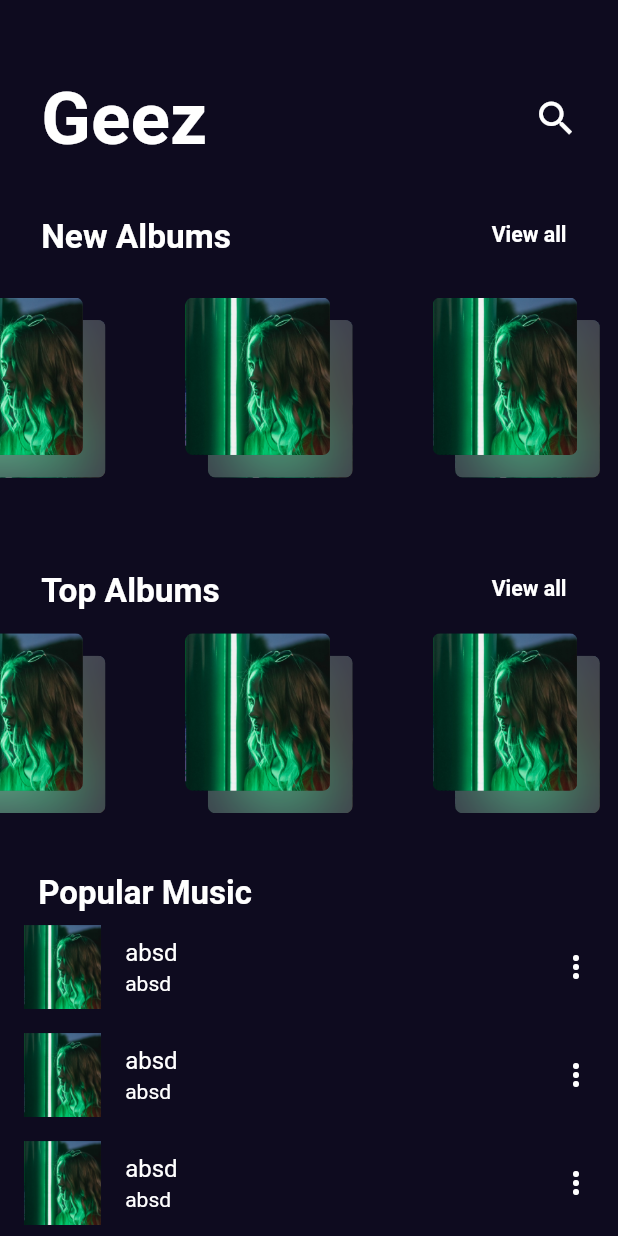
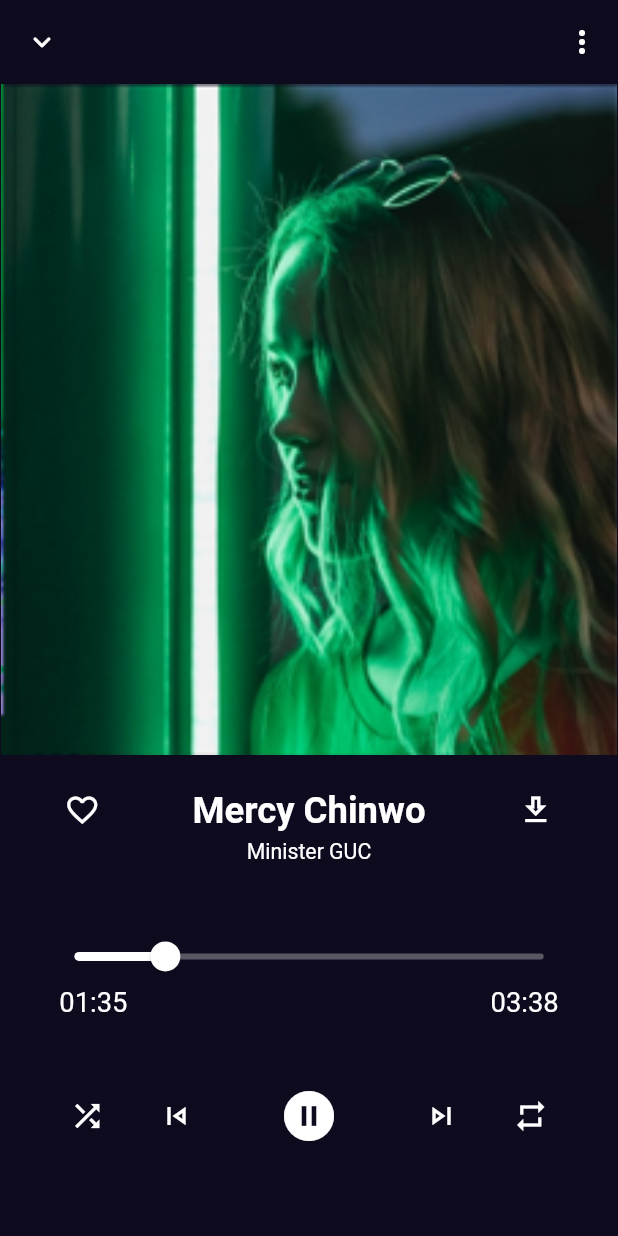
Before and after one commit to OmarKamal98/Music-App, a Flutter app: the screen it shows after launch, on a phone screen of 412 x 824 dp. Run offline on Flutter 3.47's test engine with Material 2 defaults, Android fonts, the phone set to English and light mode, and no system bars; drawn by our look-alikes of blur; our stand-ins replace audioplayers, carousel_slider, cloud_firestore, dio, firebase_auth, firebase_core and 5 more; missing offline and left inert: audio_manager, flutter_audio_query; accounts and stored records are empty; statements that could not run were skipped.

Commit message:
Play Music Screen (UI) only

```diff
--- a/analysis_options.yaml
+++ b/analysis_options.yaml
@@ -7,7 +7,7 @@
 
 # The following line activates a set of recommended lints for Flutter apps,
 # packages, and plugins designed to encourage good coding practices.
-include: package:flutter_lints/flutter.yaml
+#include: package:flutter_lints/flutter.yaml
 
 linter:
   # The lint rules applied to this project can be customized in the
--- a/lib/main.dart
+++ b/lib/main.dart
@@ -4,6 +4,7 @@
 import 'package:musicapp/navigator/router_class.dart';
 import 'package:musicapp/provider/auth_provider.dart';
 import 'package:musicapp/ui/screen/main_screen/home_secreen.dart';
+import 'package:musicapp/ui/screen/main_screen/player_screen.dart';
 import 'package:musicapp/ui/screen/main_screen/setting.dart';
 import 'package:musicapp/ui/screen/sign_screen/login.dart';
 import 'package:musicapp/ui/screen/sign_screen/splash.dart';
@@ -37,7 +38,7 @@
                   child: widget,
                 );
               },
-              home: HomeScreen(),
+              home: PlayerScreen(),
             ));
     //return MaterialApp(home: MusicApp());
   }
--- a/lib/ui/screen/main_screen/home_secreen.dart
+++ b/lib/ui/screen/main_screen/home_secreen.dart
@@ -231,7 +231,7 @@
                 ),
 
               Container(
-height: 400,
+                height: 400,
                   child: ListView.builder(
                     scrollDirection: Axis.vertical,
                       shrinkWrap: true,
--- /dev/null
+++ b/lib/ui/screen/main_screen/player_screen.dart
@@ -0,0 +1,241 @@
+import 'package:flutter/material.dart';
+import 'package:flutter_screenutil/flutter_screenutil.dart';
+
+class PlayerScreen extends StatefulWidget {
+  const PlayerScreen({Key key}) : super(key: key);
+
+
+
+
+
+  @override
+  _PlayerScreenState createState() => _PlayerScreenState();
+}
+
+class _PlayerScreenState extends State<PlayerScreen> {
+int valueHolder = 20;
+
+   Duration _time;
+/*
+* @override
+  void initState() {
+    super.initState();
+    main();
+    response = widget.songsList;
+    globalIndex = widget.index;
+    if (globalIndex == -1) {
+      globalIndex = 0;
+    }
+* */ // initState
+
+
+  @override
+  Widget build(BuildContext context) {
+    Color pageColor = Color(0xFF0E0B1F);
+    return Scaffold(
+      backgroundColor: pageColor,
+      appBar: AppBar(
+        elevation: 0,
+        backgroundColor: Colors.transparent,
+        centerTitle: true,
+        leading: IconButton(
+          icon: const Icon(Icons.expand_more_rounded),
+          tooltip: "back",
+          onPressed: () {
+            Navigator.pop(context);
+          },
+
+        ),
+        actions: [
+          PopupMenuButton(
+            icon: const Icon(
+              Icons.more_vert_rounded,
+            ),
+            shape: const RoundedRectangleBorder(
+              borderRadius: BorderRadius.all(
+                Radius.circular(15.0),
+              ),
+            ),
+            onSelected: (int value) {
+
+            },
+            itemBuilder: (context) => [
+
+                PopupMenuItem(
+                  value: 5,
+                  child: Row(
+                    children: [
+                      const Icon(
+                        Icons.album_rounded,
+                      ),
+                      const SizedBox(width: 10.0),
+                      Text(
+                     'viewAlbum',
+                      ),
+                    ],
+                  ),
+                ),
+              PopupMenuItem(
+                value: 0,
+                child: Row(
+                  children: [
+                    Icon(
+                      Icons.playlist_add_rounded,
+                      color: Theme.of(context).iconTheme.color,
+                    ),
+                    const SizedBox(width: 10.0),
+                    Text(
+                      'addToPlaylist',
+                    ),
+                  ],
+                ),
+              ),
+
+              PopupMenuItem(
+                value: 10,
+                child: Row(
+                  children: [
+                    Icon(
+                      Icons.info_rounded,
+                      color: Theme.of(context).iconTheme.color,
+                    ),
+                    const SizedBox(width: 10.0),
+                    Text(
+                     'songInfo',
+                    ),
+                  ],
+                ),
+              ),
+            ],
+          )
+        ],
+      ),
+      body:Column(
+        children: [
+          Expanded(
+            child: Container(
+              padding: EdgeInsets.only(top: 16.h, left: 20.w, right: 20.w),
+              decoration: const BoxDecoration(
+                image: DecorationImage(
+                  image: AssetImage('assets/images/splash1.png'),
+                  fit: BoxFit.contain,
+                ),
+              ),
+            ),
+          ),
+          SizedBox(height: 22.h),
+          Padding(
+            padding: EdgeInsets.only(left: 39.w, right: 39.w),
+            child: Row(
+              mainAxisAlignment: MainAxisAlignment.spaceBetween,
+              children: [
+               Icon(Icons.favorite_border_outlined ,color: Colors.white,),
+                Text(
+                  "Mercy Chinwo",
+                  textAlign: TextAlign.center,
+                  style: TextStyle(
+                      fontSize: 24.sp,
+                      color: Colors.white,
+                      fontStyle: FontStyle.normal,
+                      fontWeight: FontWeight.w600,
+
+                  ),
+                ),
+               Icon(Icons.download_outlined,color: Colors.white,)
+              ],
+            ),
+          ),
+          SizedBox(height: 5.h),
+          Text(
+            "Minister GUC",
+            textAlign: TextAlign.center,
+            style: TextStyle(
+                fontSize: 14.sp,
+                color: Colors.white,
+                fontStyle: FontStyle.normal,
+                fontWeight: FontWeight.w400,
+              ),
+            ),
+
+          SizedBox(height: 50.h),
+          Padding(
+            padding: EdgeInsets.symmetric(horizontal: 36.w),
+            child: SliderTheme(
+              data: SliderThemeData(
+                  overlayShape: SliderComponentShape.noOverlay),
+              child: Slider(
+                  value: valueHolder.toDouble(),
+                  min: 1,
+                  max: 100,
+                  divisions: 100,
+                  activeColor: Colors.white,
+                  inactiveColor: const Color(0x4fffffff),
+                  label: '${valueHolder.round()}',
+                  onChanged: (double newValue) {
+                    setState(() {
+                      valueHolder = newValue.round();
+                    });
+                  },
+                  semanticFormatterCallback: (double newValue) {
+                    return '${newValue.round()}';
+                  }),
+            ),
+          ),
+          SizedBox(height: 10.h),
+          Padding(
+            padding: EdgeInsets.symmetric(horizontal: 36.w),
+            child: Row(
+              mainAxisAlignment: MainAxisAlignment.spaceBetween,
+              children: [
+                Text(
+                  "01:35",
+                  textAlign: TextAlign.left,
+                  style:  TextStyle(
+                      fontSize: 18.sp,
+                      color: Colors.white,
+                      fontStyle: FontStyle.normal,
+                      fontWeight: FontWeight.w400,
+                    ),
+                  ),
+
+                Text(
+                  "03:38",
+                  textAlign: TextAlign.right,
+                  style:TextStyle(
+                      fontSize: 18.sp,
+                      color: Colors.white,
+                      fontStyle: FontStyle.normal,
+                      fontWeight: FontWeight.w400,
+
+                  ),
+                )
+              ],
+            ),
+          ),
+          SizedBox(height: 24.h),
+          Padding(
+            padding: EdgeInsets.only(left: 42.w, right: 42.w),
+            child: Row(
+              mainAxisAlignment: MainAxisAlignment.spaceBetween,
+              children: [
+                Icon(Icons.shuffle_outlined,color: Colors.white),
+                Icon(Icons.skip_previous_outlined,color: Colors.white),
+
+
+                Container(
+                  width: 74.w,
+                  height: 74.w,
+                  child: Icon(Icons.pause_circle_filled_outlined,color: Colors.white, size: 40,),
+                ),
+                Icon(Icons.skip_next_outlined,color: Colors.white),
+                Icon(Icons.repeat,color: Colors.white),
+
+              ],
+            ),
+          ),
+          SizedBox(height: 39.h),
+        ],
+      ),
+    );
+  }
+}
--- a/pubspec.yaml
+++ b/pubspec.yaml
@@ -66,7 +66,7 @@
   # activated in the `analysis_options.yaml` file located at the root of your
   # package. See that file for information about deactivating specific lint
   # rules and activating additional ones.
-  flutter_lints: ^1.0.0
+  #flutter_lints: ^1.0.0
 
 # For information on the generic Dart part of this file, see the
 # following page: https://dart.dev/tools/pub/pubspec
```
Also changed, not shown: pubspec.lock.
